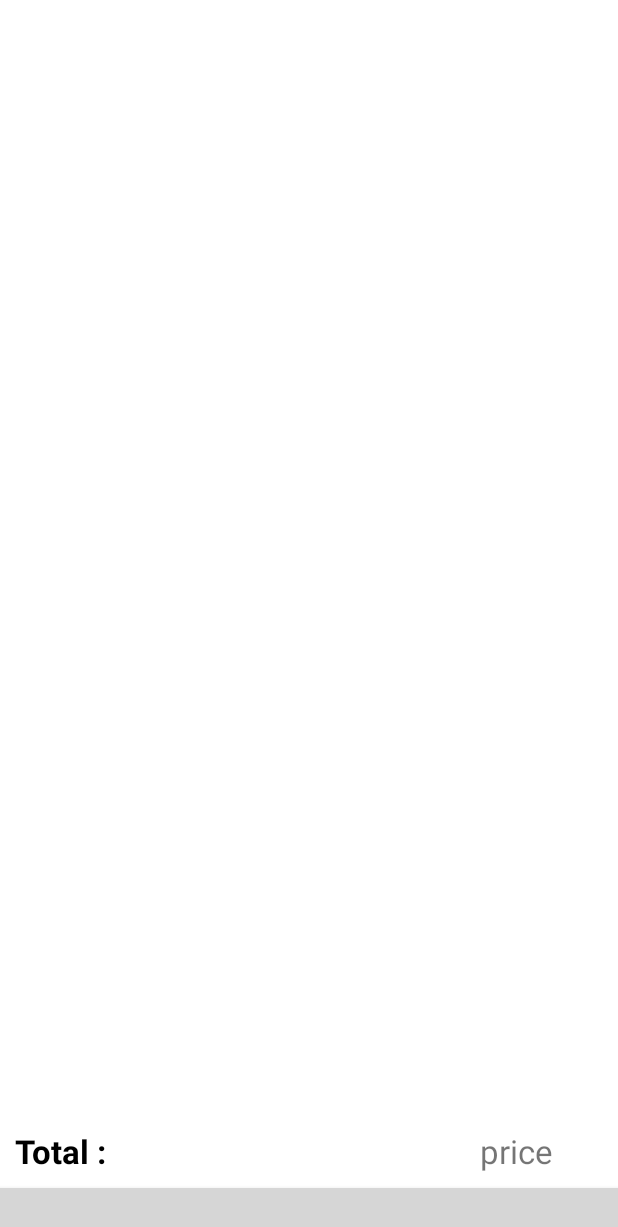
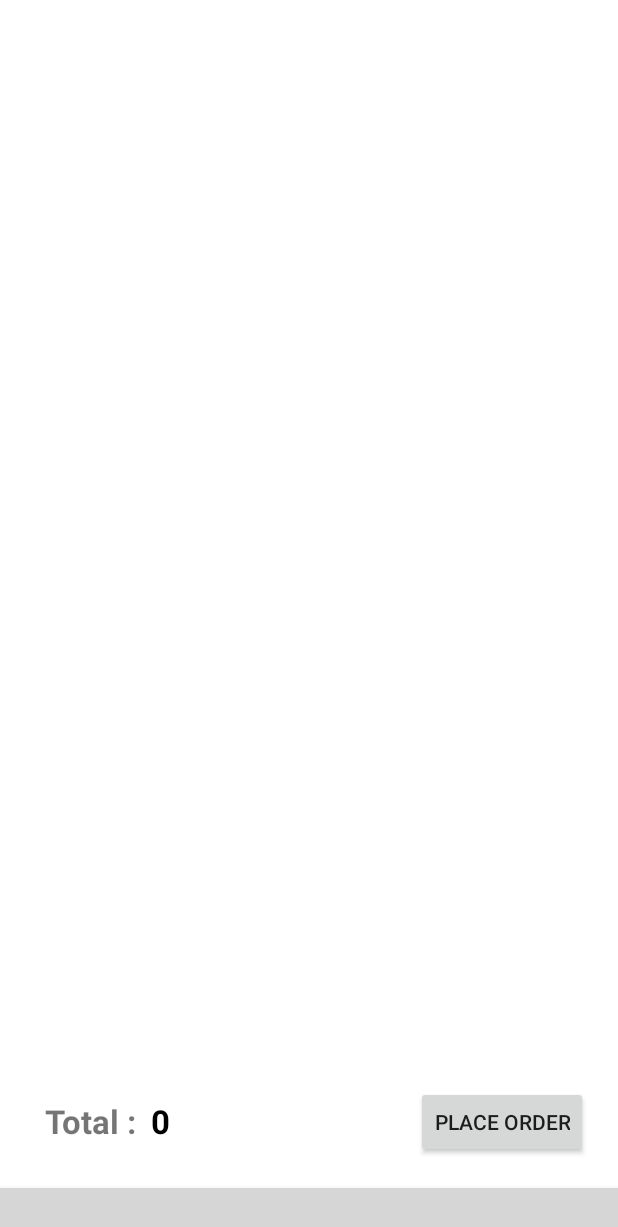
Before and after one commit to RANZN/MojoPizzaClone, an Android app: the fragment CartFragment placed in its activity, on a phone screen of 412 x 824 dp. Shown: the top 1227 px of the screen. Run offline under Robolectric (Android 15) with nearby library versions, the phone set to English and light mode, and no system bars; libraries missing offline, so code that uses them is left out: com.etebarian.meowbottomnavigation; plain views replace MeowBottomNavigation; 9 statements that could not run were skipped; grey boxes are pictures that could not be loaded.

Commit message:
cart total

```diff
--- a/app/src/main/java/com/ranzan/mojopizzaclone/Fragments/CartFragment.java
+++ b/app/src/main/java/com/ranzan/mojopizzaclone/Fragments/CartFragment.java
@@ -7,6 +7,7 @@ import android.os.Bundle;
 import android.view.LayoutInflater;
 import android.view.View;
 import android.view.ViewGroup;
+import android.widget.Button;
 import android.widget.TextView;
 
 import androidx.annotation.NonNull;
@@ -30,6 +31,7 @@ public class CartFragment extends Fragment {
     private ArrayList<All_Model> cartModelsList = new ArrayList<>();
     private CartAdapter cartAdapter;
     private TextView tvTotal;
+    private Button btn;
     private static int total = 0;
 
 
@@ -67,6 +69,12 @@ public class CartFragment extends Fragment {
         super.onResume();
         loadData();
         cartAdapter.updateUI(cartModelsList);
+        for (All_Model i : cartModelsList) {
+            String s = i.getPrice();
+            int n = Integer.parseInt(s.substring(1));
+            total += n;
+        }
+        tvTotal.setText(total+"");
     }
 
     private void setCartAdapter() {
@@ -78,6 +86,8 @@ public class CartFragment extends Fragment {
 
     private void initViews(View view) {
         recyclerView = view.findViewById(R.id.CartRecyclerView);
-        tvTotal = view.findViewById(R.id.TvShowCart_Prize);
+        tvTotal = view.findViewById(R.id.cartTotalPrice);
+        tvTotal = view.findViewById(R.id.cartTotalPrice);
+        btn = view.findViewById(R.id.cartOrderBtn);
     }
 }
--- /dev/null
+++ b/app/src/main/res/drawable/add_bg.xml
@@ -0,0 +1,6 @@
+<?xml version="1.0" encoding="utf-8"?>
+<shape xmlns:android="http://schemas.android.com/apk/res/android"
+    android:shape="oval">
+<size android:width="24dp" android:height="24dp"/>
+    <solid android:color="#FF6A6A"/>
+</shape>
--- /dev/null
+++ b/app/src/main/res/drawable/ic_add.xml
@@ -0,0 +1,5 @@
+<vector android:height="24dp" android:tint="#FFFFFF"
+    android:viewportHeight="24" android:viewportWidth="24"
+    android:width="24dp" xmlns:android="http://schemas.android.com/apk/res/android">
+    <path android:fillColor="@android:color/white" android:pathData="M19,13h-6v6h-2v-6H5v-2h6V5h2v6h6v2z"/>
+</vector>
--- /dev/null
+++ b/app/src/main/res/drawable/ic_sub.xml
@@ -0,0 +1,5 @@
+<vector android:height="24dp" android:tint="#FFFFFF"
+    android:viewportHeight="24" android:viewportWidth="24"
+    android:width="24dp" xmlns:android="http://schemas.android.com/apk/res/android">
+    <path android:fillColor="@android:color/white" android:pathData="M19,13H5v-2h14v2z"/>
+</vector>
--- a/app/src/main/res/layout/fragment_cart.xml
+++ b/app/src/main/res/layout/fragment_cart.xml
@@ -11,7 +11,6 @@
     <androidx.recyclerview.widget.RecyclerView
         android:id="@+id/CartRecyclerView"
         android:layout_margin="4dp"
-        android:paddingBottom="40dp"
         android:layout_width="match_parent"
         android:layout_height="wrap_content"
         app:layout_constraintTop_toTopOf="parent" />
@@ -19,27 +18,38 @@
 
     <LinearLayout
         app:layout_constraintBottom_toBottomOf="parent"
-        android:layout_width="match_parent"
+        android:layout_width="wrap_content"
+        android:layout_marginRight="30dp"
+        android:padding="30dp"
         android:layout_height="wrap_content"
-        android:layout_margin="10dp"
+        app:layout_constraintStart_toStartOf="parent"
         android:orientation="horizontal">
-
-        <TextView
-            android:layout_width="300dp"
-            android:layout_height="wrap_content"
-            android:text="Total :"
-            android:textStyle="bold"
-            android:textSize="22dp"
-            android:textColor="@color/black"/>
 
         <TextView
             android:layout_width="wrap_content"
             android:layout_height="wrap_content"
-            android:id="@+id/TvShowCart_Prize"
+            android:text="Total :"
+            android:textStyle="bold"
+            android:textSize="22dp" />
+
+        <TextView
+            android:layout_width="wrap_content"
+            android:layout_height="wrap_content"
+            android:id="@+id/cartTotalPrice"
             android:textSize="22dp"
+            android:textColor="@color/black"
+            android:textStyle="bold"
             android:layout_marginStart="10dp"
             android:text="price" />
 
     </LinearLayout>
 
+    <Button
+        android:id="@+id/cartOrderBtn"
+        android:layout_width="wrap_content"
+        android:layout_height="wrap_content"
+        android:layout_margin="20dp"
+        android:text="place order"
+        app:layout_constraintBottom_toBottomOf="parent"
+        app:layout_constraintEnd_toEndOf="parent" />
 </androidx.constraintlayout.widget.ConstraintLayout>
```
Also changed, not shown: app/src/main/res/layout/cart_item_layout.xml (+66 -11 lines).
